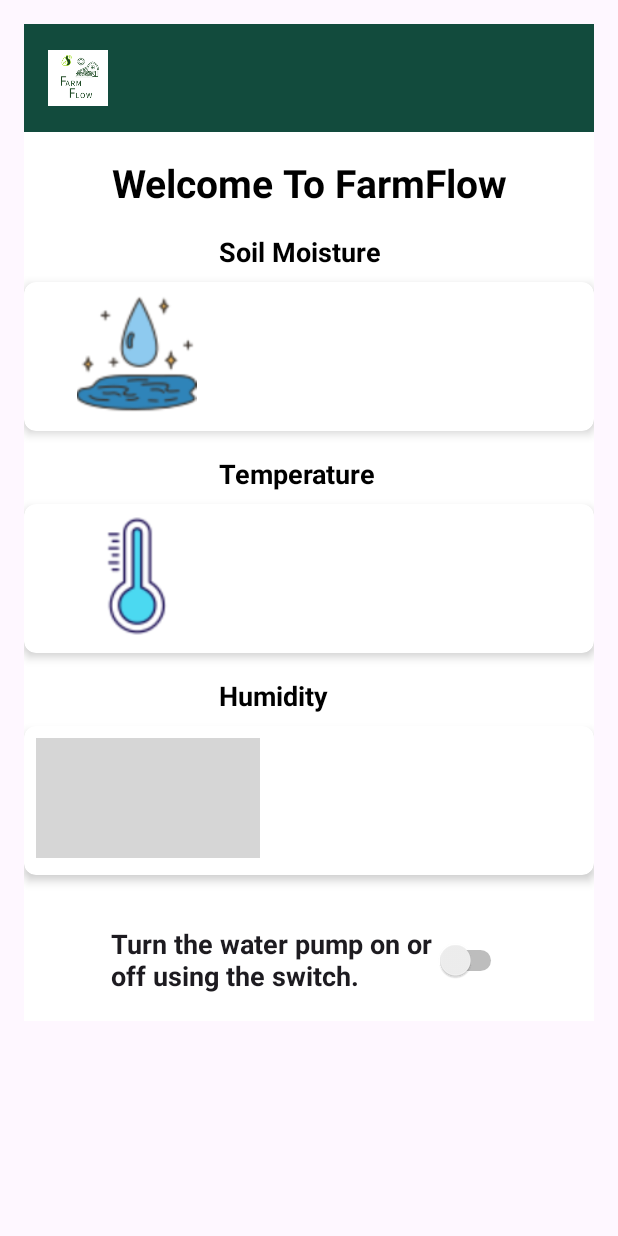
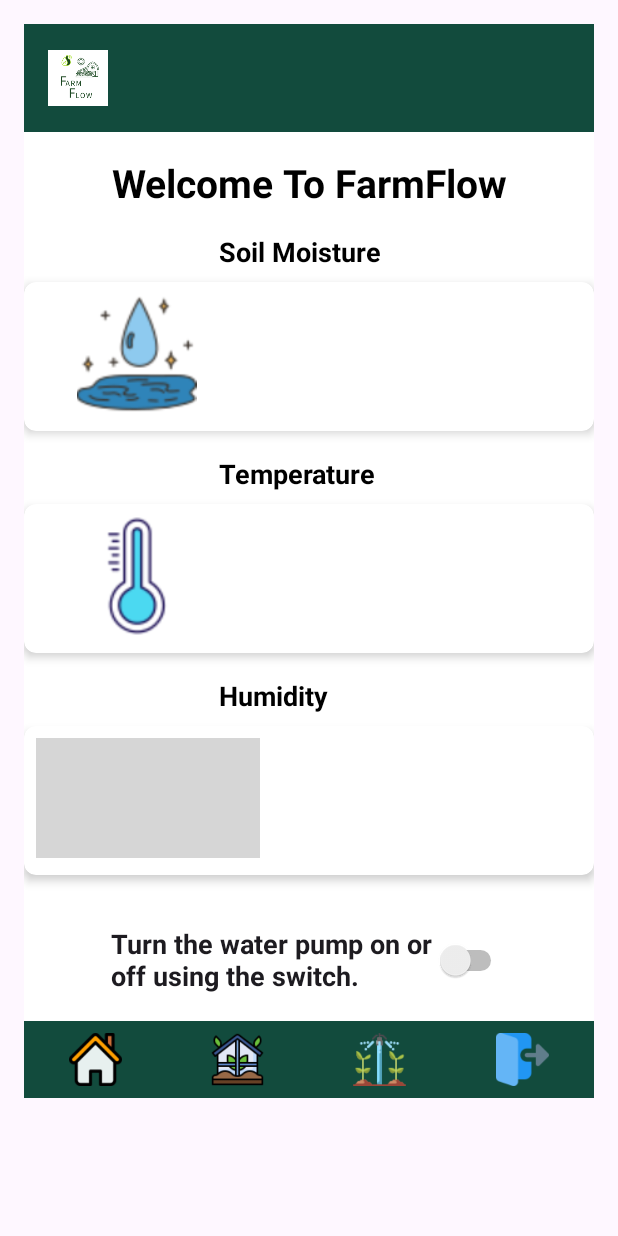
Before and after one commit to pruwt/finalProject, an Android app: the Dashboard screen opened directly, with no data from a screen before it, on a phone screen of 412 x 824 dp. Run offline under Robolectric (Android 15) with nearby library versions, the phone set to English and light mode, and no system bars; our stand-ins replace Firebase (no records; nobody signed in at launch, a user with empty details on screens opened directly); grey boxes are pictures that could not be loaded.

Commit message:
navbars updated

```diff
--- a/app/src/main/java/com/example/finalproject/Dashboard.java
+++ b/app/src/main/java/com/example/finalproject/Dashboard.java
@@ -1,9 +1,12 @@
 package com.example.finalproject;
 
 import android.app.Activity;
+import android.content.Intent;
 import android.os.Bundle;
 import android.util.Log;
+import android.view.View;
 import android.widget.CompoundButton;
+import android.widget.ImageButton;
 import android.widget.Switch;
 import android.widget.TextView;
 
@@ -21,6 +24,8 @@ public class Dashboard extends Activity {
 
     private TextView MoistureVal, TemperatureVal, HumidityVal;
     private Switch actuatorSwitch;
+    private ImageButton homeButtonIrrigation,greenhousesButtonIrrigation,irrigationButtonIrrigation,logoutButtonIrrigation;
+
     private DatabaseReference databaseReference;
     private DatabaseReference db;
     private FirebaseAuth mAuth;
@@ -45,9 +50,48 @@ public class Dashboard extends Activity {
         MoistureVal = findViewById(R.id.MoistureVal);
         TemperatureVal = findViewById(R.id.TemperatureVal);
         HumidityVal = findViewById(R.id.HumidityVal);
+        homeButtonIrrigation = findViewById(R.id.homeButtonIrrigation);
+        greenhousesButtonIrrigation = findViewById(R.id.greenhousesButtonIrrigation);
+        irrigationButtonIrrigation = findViewById(R.id.irrigationButtonIrrigation);
+        logoutButtonIrrigation = findViewById(R.id.logoutButtonIrrigation);
 
         fetchReadingsData();
         fetchPumpState();
+
+
+        homeButtonIrrigation.setOnClickListener(new View.OnClickListener() {
+            @Override
+            public void onClick(View v) {
+                Intent intent = new Intent(Dashboard.this, Home.class);
+                startActivity(intent);
+            }
+        });
+
+        greenhousesButtonIrrigation.setOnClickListener(new View.OnClickListener() {
+            @Override
+            public void onClick(View v) {
+                Intent intent = new Intent(Dashboard.this, addGreenhouse.class);
+                startActivity(intent);
+            }
+        });
+
+        irrigationButtonIrrigation .setOnClickListener(new View.OnClickListener() {
+            @Override
+            public void onClick(View v) {
+                Intent intent = new Intent(Dashboard.this, Dashboard.class);
+                startActivity(intent);
+            }
+        });
+
+        logoutButtonIrrigation.setOnClickListener(new View.OnClickListener() {
+            @Override
+            public void onClick(View v) {
+                Intent intent = new Intent(Dashboard.this, Login.class);
+                startActivity(intent);
+            }
+        });
+
+
 
         actuatorSwitch.setOnCheckedChangeListener(new CompoundButton.OnCheckedChangeListener() {
             @Override
--- a/app/src/main/res/layout/activity_dashboard.xml
+++ b/app/src/main/res/layout/activity_dashboard.xml
@@ -207,5 +207,60 @@
                     tools:ignore="UseSwitchCompatOrMaterialXml" />
             </LinearLayout>
         </LinearLayout>
+        <LinearLayout
+            android:layout_width="match_parent"
+            android:layout_height="wrap_content"
+            android:layout_gravity="bottom"
+            android:background="?android:attr/windowBackground"
+            android:backgroundTint="#124B3D"
+            android:orientation="horizontal"
+            android:paddingVertical="8dp"
+            android:weightSum="4"
+            app:layout_constraintBottom_toBottomOf="parent"
+            app:layout_constraintEnd_toEndOf="parent"
+            app:layout_constraintStart_toStartOf="parent"
+            app:layout_constraintTop_toBottomOf="@+id/irrigationOffButton"
+            app:layout_constraintVertical_bias="1.0">
+
+            <ImageButton
+                android:id="@+id/homeButtonIrrigation"
+                android:layout_width="0dp"
+                android:layout_height="35dp"
+                android:layout_weight="1"
+                android:background="?attr/selectableItemBackgroundBorderless"
+                android:contentDescription="@string/home"
+                android:scaleType="centerInside"
+                android:src="@drawable/ic_home" />
+
+            <ImageButton
+                android:id="@+id/greenhousesButtonIrrigation"
+                android:layout_width="0dp"
+                android:layout_height="35dp"
+                android:layout_weight="1"
+                android:background="?attr/selectableItemBackgroundBorderless"
+                android:contentDescription="@string/greenhouses"
+                android:scaleType="centerInside"
+                android:src="@drawable/ic_greenhouse" />
+
+            <ImageButton
+                android:id="@+id/irrigationButtonIrrigation"
+                android:layout_width="0dp"
+                android:layout_height="35dp"
+                android:layout_weight="1"
+                android:background="?attr/selectableItemBackgroundBorderless"
+                android:contentDescription="@string/irrigation"
+                android:scaleType="centerInside"
+                android:src="@drawable/ic_irrigation" />
+
+            <ImageButton
+                android:id="@+id/logoutButtonIrrigation"
+                android:layout_width="0dp"
+                android:layout_height="35dp"
+                android:layout_weight="1"
+                android:background="?attr/selectableItemBackgroundBorderless"
+                android:contentDescription="@string/logout"
+                android:scaleType="centerInside"
+                android:src="@drawable/ic_logout" />
+        </LinearLayout>
     </LinearLayout>
 </ScrollView>
--- a/app/src/main/res/layout/activity_view_irrigation.xml
+++ b/app/src/main/res/layout/activity_view_irrigation.xml
@@ -43,4 +43,5 @@
         android:dividerHeight="1dp"
         android:paddingTop="8dp"
         android:paddingBottom="8dp" />
+
 </LinearLayout>
```
